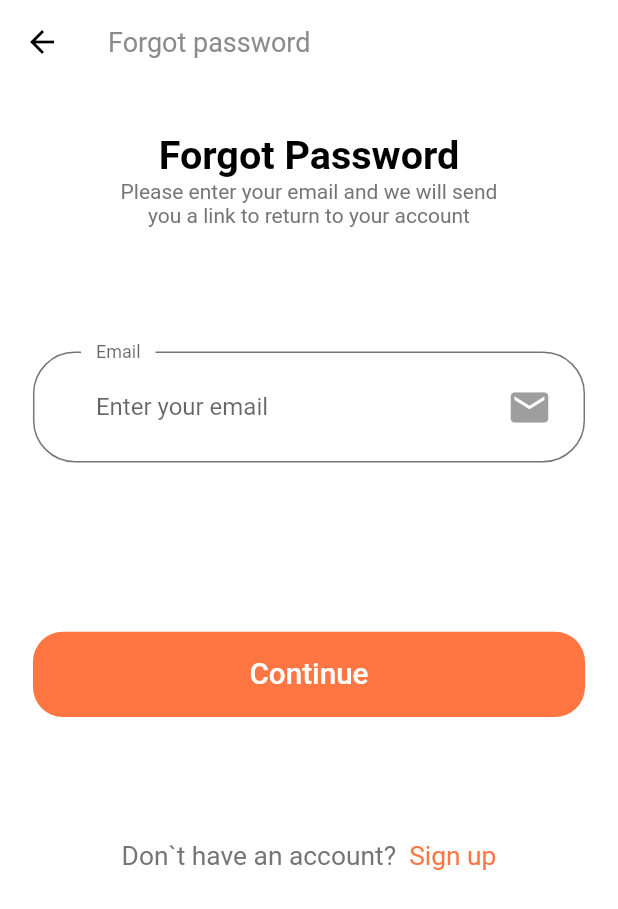
After one commit to DieOfCode/shop, a Flutter app: the SignInScreen screen opened by its route, after a tap on "Forgot Password", on a phone screen of 412 x 824 dp. The commit adds this screen. Shown: the top 909 px of the screen. Run offline on Flutter 3.47's test engine with Material 2 defaults, Android fonts, the phone set to English and light mode, and no system bars.

Commit message:
Add Sign in,forgot password and login success Screen

```diff
--- /dev/null
+++ b/lib/components/customSuffixIcon.dart
@@ -0,0 +1,26 @@
+import 'package:flutter/material.dart';
+
+import '../size_config.dart';
+
+class CustomSuffixIcon extends StatelessWidget {
+  final IconData icon;
+  const CustomSuffixIcon({
+    @required this.icon,
+  });
+
+  @override
+  Widget build(BuildContext context) {
+    return Padding(
+      padding: EdgeInsets.fromLTRB(
+          0,
+          SizeConfig().getProportionateScreenWidth(20),
+          SizeConfig().getProportionateScreenWidth(20),
+          SizeConfig().getProportionateScreenWidth(20)),
+      child: Icon(
+        icon,
+        color: Colors.grey,
+        size: 30,
+      ),
+    );
+  }
+}
--- /dev/null
+++ b/lib/components/formError.dart
@@ -0,0 +1,33 @@
+import 'package:flutter/material.dart';
+
+import '../size_config.dart';
+
+class FormError extends StatelessWidget {
+  const FormError({
+    Key key,
+    @required this.errors,
+  }) : super(key: key);
+
+  final List<String> errors;
+
+  @override
+  Widget build(BuildContext context) {
+    return Column(
+      children: List.generate(
+          errors.length, (index) => formErrorText(error: errors[index])),
+    );
+  }
+
+  Row formErrorText({String error}) {
+    return Row(
+      children: [
+        Icon(
+          Icons.error_outline,
+          color: Colors.redAccent,
+        ),
+        SizedBox(width: SizeConfig().getProportionateScreenWidth(10)),
+        Text(error)
+      ],
+    );
+  }
+}
--- /dev/null
+++ b/lib/components/noAccount.dart
@@ -0,0 +1,34 @@
+import 'package:flutter/cupertino.dart';
+import 'package:money_shop/screens/forgotPassword/forgotPassword.dart';
+
+import '../constants.dart';
+import '../size_config.dart';
+
+class NoAccountText extends StatelessWidget {
+  const NoAccountText({
+    Key key,
+  }) : super(key: key);
+
+  @override
+  Widget build(BuildContext context) {
+    return Row(
+      mainAxisAlignment: MainAxisAlignment.center,
+      children: [
+        Text(
+          "Don`t have an account?  ",
+          style:
+              TextStyle(fontSize: SizeConfig().getProportionateScreenWidth(16)),
+        ),
+        GestureDetector(
+          onTap: () => null,
+          child: Text(
+            "Sign up",
+            style: TextStyle(
+                fontSize: SizeConfig().getProportionateScreenWidth(16),
+                color: kPrimaryColor),
+          ),
+        )
+      ],
+    );
+  }
+}
--- /dev/null
+++ b/lib/components/socialCard.dart
@@ -0,0 +1,31 @@
+import 'package:flutter/cupertino.dart';
+
+import '../size_config.dart';
+
+class SocialCard extends StatelessWidget {
+  final IconData icon;
+  final Function onPress;
+
+  const SocialCard({
+    this.icon,
+    this.onPress,
+  });
+
+  @override
+  Widget build(BuildContext context) {
+    return GestureDetector(
+      onTap: onPress,
+      child: Container(
+        margin: EdgeInsets.symmetric(
+          horizontal: SizeConfig().getProportionateScreenWidth(10),
+        ),
+        padding: EdgeInsets.all(SizeConfig().getProportionateScreenHeight(12)),
+        height: SizeConfig().getProportionateScreenHeight(40),
+        width: SizeConfig().getProportionateScreenWidth(40),
+        decoration:
+            BoxDecoration(color: Color(0xFFF5F6F9), shape: BoxShape.circle),
+        child: Icon(icon),
+      ),
+    );
+  }
+}
--- a/lib/constants.dart
+++ b/lib/constants.dart
@@ -10,3 +10,14 @@ const kPrimaryGradientColor = LinearGradient(
 const kSecondaryColor = Color(0xFF979797);
 const kTextColor = Color(0xFF757575);
 const kAnimationDuration = Duration(milliseconds: 200);
+
+// Form error
+
+final RegExp emailValidatorRegExp =
+    RegExp(r"^[a-zA-Z0-9.]+@[a-zA-Z0-9]+\.[a-zA-Z]+");
+const String kEmailValidError = "Please Enter your Email";
+const String kInvalidEmailError = "Please Enter Valid Email";
+const String kPassNullError = "Please Enter your password";
+const String kEmailNullError = "Please Enter your email";
+const String kShortPassError = "Password is to short";
+const String kMatchPassError = "Password don`t match";
--- a/lib/routes.dart
+++ b/lib/routes.dart
@@ -1,6 +1,13 @@
-import 'package:flutter/cupertino.dart';
+import 'package:flutter/material.dart';
+import 'package:money_shop/screens/forgotPassword/forgotPassword.dart';
+import 'package:money_shop/screens/loginSuccess/components/body.dart';
+import 'package:money_shop/screens/loginSuccess/loginSuccessScreen.dart';
+import 'package:money_shop/screens/signIn/signInScreen.dart';
 import 'package:money_shop/screens/splash/splashScreen.dart';
 
 final Map<String, WidgetBuilder> routes = {
-  SplashScreen.routeName: (context) => SplashScreen()
+  SplashScreen.routeName: (context) => SplashScreen(),
+  SignInScreen.routeName: (context) => SignInScreen(),
+  ForgotPasswordScreen.routeName: (context) => ForgotPasswordScreen(),
+  LoginSuccessScreen.routeName: (context) => LoginSuccessScreen()
 };
--- /dev/null
+++ b/lib/screens/forgotPassword/components/body.dart
@@ -0,0 +1,116 @@
+import 'package:flutter/cupertino.dart';
+import 'package:flutter/material.dart';
+import 'package:money_shop/components/noAccount.dart';
+import 'package:money_shop/components/customSuffixIcon.dart';
+import 'package:money_shop/components/defaultButton.dart';
+import 'package:money_shop/components/formError.dart';
+import 'package:money_shop/size_config.dart';
+
+import '../../../constants.dart';
+
+class ForgotScreenBody extends StatelessWidget {
+  @override
+  Widget build(BuildContext context) {
+    return SizedBox(
+      width: double.infinity,
+      child: SingleChildScrollView(
+        child: Padding(
+          padding: EdgeInsets.symmetric(
+              horizontal: SizeConfig().getProportionateScreenWidth(20)),
+          child: Column(children: [
+            SizedBox(
+              height: SizeConfig.screenHeight * 0.04,
+            ),
+            Text(
+              "Forgot Password",
+              style: TextStyle(
+                  color: Colors.black,
+                  fontSize: SizeConfig().getProportionateScreenWidth(24),
+                  fontWeight: FontWeight.bold),
+            ),
+            Text(
+              "Please enter your email and we will send \nyou a link to return to your account",
+              textAlign: TextAlign.center,
+            ),
+            SizedBox(
+              height: SizeConfig.screenHeight * 0.1,
+            ),
+            ForgotPasswordForm(),
+          ]),
+        ),
+      ),
+    );
+  }
+}
+
+class ForgotPasswordForm extends StatefulWidget {
+  @override
+  _ForgotPasswordFormState createState() => _ForgotPasswordFormState();
+}
+
+class _ForgotPasswordFormState extends State<ForgotPasswordForm> {
+  final _formKey = GlobalKey<FormState>();
+  String email;
+  List<String> errors = [];
+  @override
+  Widget build(BuildContext context) {
+    return Form(
+        key: _formKey,
+        child: Column(
+          children: [
+            TextFormField(
+              onSaved: (newValue) => email = newValue,
+              onChanged: (value) {
+                if (value.isNotEmpty && errors.contains(kEmailNullError)) {
+                  setState(() {
+                    errors.remove(kEmailNullError);
+                  });
+                } else if (emailValidatorRegExp.hasMatch(value) &&
+                    errors.contains(kInvalidEmailError)) {
+                  setState(() {
+                    errors.remove(kInvalidEmailError);
+                  });
+                }
+              },
+              validator: (value) {
+                if (value.isEmpty && !errors.contains(kEmailNullError)) {
+                  setState(() {
+                    errors.add(kEmailNullError);
+                  });
+                } else if (!emailValidatorRegExp.hasMatch(value) &&
+                    !errors.contains(kInvalidEmailError)) {
+                  setState(() {
+                    errors.add(kInvalidEmailError);
+                  });
+                }
+                return null;
+              },
+              keyboardType: TextInputType.emailAddress,
+              decoration: InputDecoration(
+                  labelText: "Email",
+                  hintText: 'Enter your email',
+                  floatingLabelBehavior: FloatingLabelBehavior.always,
+                  suffixIcon: CustomSuffixIcon(icon: Icons.email)),
+            ),
+            SizedBox(
+              height: SizeConfig().getProportionateScreenHeight(30),
+            ),
+            FormError(errors: errors),
+            SizedBox(
+              height: SizeConfig.screenHeight * 0.1,
+            ),
+            DefaultButton(
+                text: "Continue",
+                onPress: () {
+                  if (_formKey.currentState.validate()) {
+                    _formKey.currentState.save();
+                  }
+                }),
+            SizedBox(
+              height: SizeConfig.screenHeight * 0.1,
+            ),
+            NoAccountText(),
+          ],
+        ));
+  }
+}
--- /dev/null
+++ b/lib/screens/forgotPassword/forgotPassword.dart
@@ -0,0 +1,16 @@
+import 'package:flutter/cupertino.dart';
+import 'package:flutter/material.dart';
+import 'package:money_shop/screens/forgotPassword/components/body.dart';
+
+class ForgotPasswordScreen extends StatelessWidget {
+  static String routeName = "/forgot_password";
+  @override
+  Widget build(BuildContext context) {
+    return Scaffold(
+      appBar: AppBar(
+        title: Text("Forgot password"),
+      ),
+      body: ForgotScreenBody(),
+    );
+  }
+}
--- /dev/null
+++ b/lib/screens/signIn/components/body.dart
@@ -0,0 +1,68 @@
+import 'package:flutter/cupertino.dart';
+import 'package:flutter/material.dart';
+import 'package:flutter/painting.dart';
+import 'package:money_shop/components/noAccount.dart';
+import 'package:money_shop/components/defaultButton.dart';
+import 'package:money_shop/constants.dart';
+import 'package:money_shop/screens/forgotPassword/forgotPassword.dart';
+import 'package:money_shop/screens/signIn/components/signInForm.dart';
+import 'package:money_shop/components/socialCard.dart';
+import 'package:money_shop/size_config.dart';
+
+import '../../../components/customSuffixIcon.dart';
+import '../../../components/formError.dart';
+
+class Body extends StatelessWidget {
+  @override
+  Widget build(BuildContext context) {
+    return SafeArea(
+      child: SizedBox(
+        width: double.infinity,
+        child: Padding(
+          padding: EdgeInsets.symmetric(
+              horizontal: SizeConfig().getProportionateScreenWidth(20)),
+          child: SingleChildScrollView(
+            child: Column(
+              children: [
+                SizedBox(
+                  height: SizeConfig.screenHeight * 0.04,
+                ),
+                Text(
+                  'Welcome Back',
+                  style: TextStyle(
+                      color: Colors.black,
+                      fontSize: SizeConfig().getProportionateScreenWidth(28),
+                      fontWeight: FontWeight.bold),
+                ),
+                Text(
+                  'Sign in with your email and password \nor continue with social media',
+                  textAlign: TextAlign.center,
+                ),
+                SizedBox(
+                  height: SizeConfig.screenHeight * 0.08,
+                ),
+                SignForm(),
+                SizedBox(
+                  height: SizeConfig.screenHeight * 0.08,
+                ),
+                Row(
+                  mainAxisAlignment: MainAxisAlignment.center,
+                  children: [
+                    SocialCard(icon: Icons.face, onPress: () {}),
+                    SocialCard(icon: Icons.android, onPress: () {}),
+                    SocialCard(icon: Icons.celebration, onPress: () {})
+                  ],
+                ),
+                SizedBox(
+                  height: SizeConfig().getProportionateScreenHeight(20),
+                ),
+                NoAccountText(),
+                SizedBox(height: SizeConfig().getProportionateScreenHeight(12))
+              ],
+            ),
+          ),
+        ),
+      ),
+    );
+  }
+}
--- /dev/null
+++ b/lib/screens/signIn/components/signInForm.dart
@@ -0,0 +1,148 @@
+import 'package:flutter/material.dart';
+import 'package:money_shop/components/defaultButton.dart';
+import 'package:money_shop/components/formError.dart';
+import 'package:money_shop/screens/forgotPassword/forgotPassword.dart';
+import 'package:money_shop/screens/loginSuccess/loginSuccessScreen.dart';
+
+import '../../../constants.dart';
+import '../../../size_config.dart';
+import '../../../components/customSuffixIcon.dart';
+
+class SignForm extends StatefulWidget {
+  @override
+  _SignFormState createState() => _SignFormState();
+}
+
+class _SignFormState extends State<SignForm> {
+  final _formKey = GlobalKey<FormState>();
+  String email;
+  String password;
+  bool remember = false;
+  final List<String> errors = [];
+
+  @override
+  Widget build(BuildContext context) {
+    return Form(
+      key: _formKey,
+      child: Column(
+        children: [
+          buildEmailTextFormField(),
+          SizedBox(height: SizeConfig().getProportionateScreenHeight(30)),
+          buildPasswordFormField(),
+          SizedBox(height: SizeConfig().getProportionateScreenHeight(30)),
+          Row(
+            children: [
+              Checkbox(
+                  value: remember,
+                  activeColor: kPrimaryColor,
+                  onChanged: (value) {
+                    setState(() {
+                      remember = value;
+                    });
+                  }),
+              Text("Remember me"),
+              Spacer(),
+              GestureDetector(
+                onTap: () => Navigator.pushNamed(
+                    context, ForgotPasswordScreen.routeName),
+                child: Text("Forgot Password",
+                    style: TextStyle(decoration: TextDecoration.underline)),
+              )
+            ],
+          ),
+          FormError(errors: errors),
+          SizedBox(height: SizeConfig().getProportionateScreenHeight(20)),
+          DefaultButton(
+              text: 'Continue',
+              onPress: () {
+                if (_formKey.currentState.validate()) {
+                  print(errors);
+                  _formKey.currentState.save();
+                  Navigator.pushNamed(context, LoginSuccessScreen.routeName);
+                }
+              })
+        ],
+      ),
+    );
+  }
+
+  TextFormField buildPasswordFormField() {
+    return TextFormField(
+      onSaved: (newValue) => email = newValue,
+      onChanged: (value) {
+        if (value.isNotEmpty && errors.contains(kPassNullError)) {
+          setState(() {
+            errors.remove(kPassNullError);
+          });
+          return "";
+        } else if (value.length >= 8 && errors.contains(kShortPassError)) {
+          setState(() {
+            errors.remove(kShortPassError);
+          });
+          return "";
+        }
+        return null;
+      },
+      validator: (value) {
+        if (value.isEmpty && !errors.contains(kPassNullError)) {
+          setState(() {
+            errors.add(kPassNullError);
+          });
+          return "";
+        } else if (value.length < 8 && !errors.contains(kShortPassError)) {
+          setState(() {
+            errors.add(kShortPassError);
+          });
+          return "";
+        }
+        return null;
+      },
+      obscureText: true,
+      keyboardType: TextInputType.emailAddress,
+      decoration: InputDecoration(
+          labelText: "Password",
+          hintText: 'Enter your Password',
+          floatingLabelBehavior: FloatingLabelBehavior.always,
+          suffixIcon: CustomSuffixIcon(icon: Icons.lock)),
+    );
+  }
+
+  TextFormField buildEmailTextFormField() {
+    return TextFormField(
+      onSaved: (newValue) => email = newValue,
+      onChanged: (value) {
+        if (value.isNotEmpty && errors.contains(kEmailNullError)) {
+          setState(() {
+            errors.remove(kEmailNullError);
+          });
+          return "";
+        } else if (emailValidatorRegExp.hasMatch(value) &&
+            errors.contains(kInvalidEmailError)) {
+          setState(() {
+            errors.remove(kInvalidEmailError);
+          });
+          return "";
+        }
+      },
+      validator: (value) {
+        if (value.isEmpty && !errors.contains(kEmailNullError)) {
+          setState(() {
+            errors.add(kEmailNullError);
+          });
+        } else if (!emailValidatorRegExp.hasMatch(value) &&
+            !errors.contains(kInvalidEmailError)) {
+          setState(() {
+            errors.add(kInvalidEmailError);
+          });
+        }
+        return null;
+      },
+      keyboardType: TextInputType.emailAddress,
+      decoration: InputDecoration(
+          labelText: "Email",
+          hintText: 'Enter your email',
+          floatingLabelBehavior: FloatingLabelBehavior.always,
+          suffixIcon: CustomSuffixIcon(icon: Icons.email)),
+    );
+  }
+}
--- /dev/null
+++ b/lib/screens/signIn/signInScreen.dart
@@ -0,0 +1,15 @@
+import 'package:flutter/material.dart';
+import 'package:money_shop/screens/signIn/components/body.dart';
+
+class SignInScreen extends StatelessWidget {
+  static String routeName = '/sign_in';
+  @override
+  Widget build(BuildContext context) {
+    return Scaffold(
+      appBar: AppBar(
+        title: Text('Sign In'),
+      ),
+      body: Body(),
+    );
+  }
+}
--- a/lib/screens/splash/components/body.dart
+++ b/lib/screens/splash/components/body.dart
@@ -1,6 +1,7 @@
 import 'package:flutter/cupertino.dart';
 import 'package:flutter/material.dart';
 import 'package:money_shop/components/defaultButton.dart';
+import 'package:money_shop/screens/signIn/signInScreen.dart';
 import 'package:money_shop/screens/splash/components/splashContent.dart';
 import 'package:money_shop/size_config.dart';
 
@@ -59,7 +60,9 @@ class _BodyState extends State<Body> {
                     Spacer(),
                     DefaultButton(
                       text: 'Continue',
-                      onPress: null,
+                      onPress: () {
+                        Navigator.pushNamed(context, SignInScreen.routeName);
+                      },
                     ),
                     Spacer()
                   ],
```
Also changed, not shown: lib/main.dart (+2 -6 lines), lib/screens/loginSuccess/components/body.dart (added, +39 -0 lines), lib/screens/loginSuccess/loginSuccessScreen.dart (added, +17 -0 lines), lib/theme.dart (added, +42 -0 lines), lib/screens/signUp/signUpScreen.dart (added).
